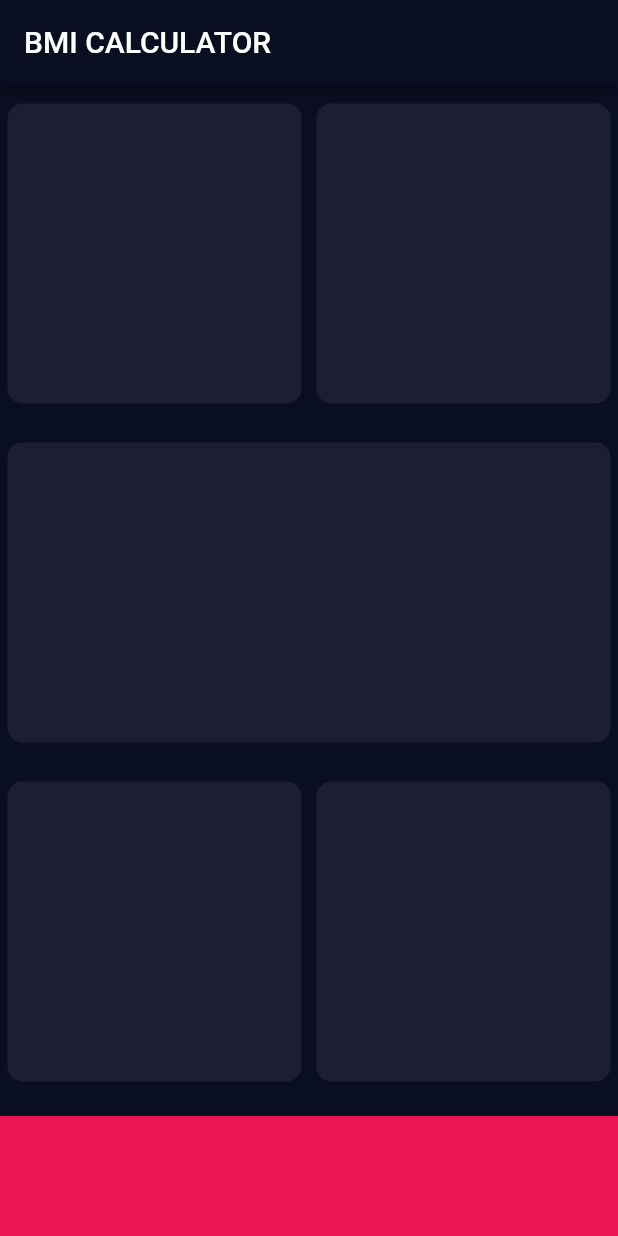
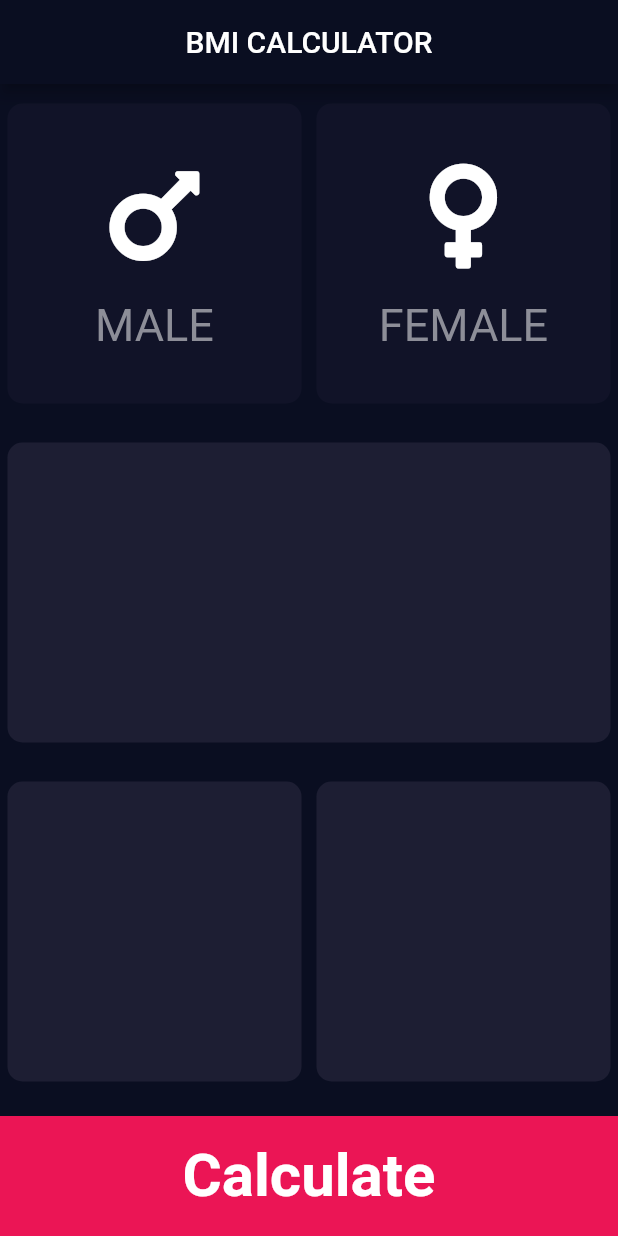
Before and after one commit to edilson14/bmi_calculator, a Flutter app: the screen it shows after launch, on a phone screen of 412 x 824 dp. Run offline on Flutter 3.47's test engine with Material 2 defaults, Android fonts, the phone set to English and light mode, and no system bars; our stand-ins replace font_awesome_flutter.

Commit message:
adding gesture to card

```diff
--- a/lib/components/card.dart
+++ b/lib/components/card.dart
@@ -2,10 +2,15 @@ import 'package:flutter/material.dart';
 
 class ReusableCard extends StatelessWidget {
   final Color backgroundColor;
-  ReusableCard({@required this.backgroundColor});
+  final Widget cardChild;
+  final Function onTapCallBack;
+  ReusableCard(
+      {@required this.backgroundColor, this.cardChild, this.onTapCallBack});
   @override
   Widget build(BuildContext context) {
-    return Container(
+    return GestureDetector(
+      onTap: onTapCallBack,
+      child: Container(
         height: 200,
         width: 170,
         margin: EdgeInsets.all(5.0),
@@ -13,6 +18,8 @@ class ReusableCard extends StatelessWidget {
           borderRadius: BorderRadius.circular(10.0),
           color: backgroundColor,
         ),
+        child: cardChild,
+      ),
     );
   }
 }
--- /dev/null
+++ b/lib/components/icon_content.dart
@@ -0,0 +1,30 @@
+import 'package:flutter/material.dart';
+
+class IconContent extends StatelessWidget {
+  final IconData cardIcon;
+  final String contentText;
+  IconContent({@required this.cardIcon, @required this.contentText});
+
+  @override
+  Widget build(BuildContext context) {
+    return Column(
+      mainAxisAlignment: MainAxisAlignment.center,
+      children: <Widget>[
+        Icon(
+          cardIcon,
+          size: 80.0,
+        ),
+        SizedBox(
+          height: 15.0,
+        ),
+        Text(
+          contentText,
+          style: TextStyle(
+            fontSize: 30.0,
+            color: Color(0XFF8D8E98),
+          ),
+        )
+      ],
+    );
+  }
+}
--- a/lib/environments/constants.dart
+++ b/lib/environments/constants.dart
@@ -1,5 +1,6 @@
 import 'package:flutter/material.dart';
 
-class Constant {
+class Constants {
   static const Color activeCardColor = Color(0XFF1D1E33);
+  static const Color inactiveCardColor = Color(0XFF111328);
 }
--- a/lib/pages/home.dart
+++ b/lib/pages/home.dart
@@ -1,6 +1,10 @@
 import 'package:flutter/material.dart';
+import 'package:flutter/painting.dart';
+import 'package:font_awesome_flutter/font_awesome_flutter.dart';
 
+///Components
 import '../components/card.dart';
+import '../components/icon_content.dart';
 
 /// Environments and Constants
 import '../environments/constants.dart';
@@ -11,11 +15,33 @@ class InputPage extends StatefulWidget {
 }
 
 class _InputPageState extends State<InputPage> {
+  Color femaleCardColour = Constants.inactiveCardColor;
+  Color maleCardColour = Constants.inactiveCardColor;
+
+  void changeCardColor(int cardPressed) {
+    if (cardPressed == 1) {
+      if (maleCardColour == Constants.inactiveCardColor) {
+        maleCardColour = Constants.activeCardColor;
+        femaleCardColour = Constants.inactiveCardColor;
+      } else {
+        maleCardColour = Constants.inactiveCardColor;
+      }
+    } else {
+      if (femaleCardColour == Constants.inactiveCardColor) {
+        femaleCardColour = Constants.activeCardColor;
+        maleCardColour = Constants.inactiveCardColor;
+      } else {
+        femaleCardColour = Constants.inactiveCardColor;
+      }
+    }
+  }
+
   @override
   Widget build(BuildContext context) {
     return Scaffold(
       appBar: AppBar(
         title: Text('BMI CALCULATOR'),
+        centerTitle: true,
       ),
       body: Column(
         children: <Widget>[
@@ -24,12 +50,30 @@ class _InputPageState extends State<InputPage> {
               children: <Widget>[
                 Expanded(
                   child: ReusableCard(
-                    backgroundColor: Constant.activeCardColor,
+                    backgroundColor: maleCardColour,
+                    cardChild: IconContent(
+                      contentText: 'MALE',
+                      cardIcon: FontAwesomeIcons.mars,
+                    ),
+                    onTapCallBack: () {
+                      setState(() {
+                        changeCardColor(1);
+                      });
+                    },
                   ),
                 ),
                 Expanded(
                   child: ReusableCard(
-                    backgroundColor: Constant.activeCardColor,
+                    backgroundColor: femaleCardColour,
+                    cardChild: IconContent(
+                      contentText: 'FEMALE',
+                      cardIcon: FontAwesomeIcons.venus,
+                    ),
+                    onTapCallBack: () {
+                      setState(() {
+                        changeCardColor(2);
+                      });
+                    },
                   ),
                 ),
               ],
@@ -40,7 +84,7 @@ class _InputPageState extends State<InputPage> {
               children: <Widget>[
                 Expanded(
                   child: ReusableCard(
-                    backgroundColor: Constant.activeCardColor,
+                    backgroundColor: Constants.activeCardColor,
                   ),
                 ),
               ],
@@ -51,12 +95,12 @@ class _InputPageState extends State<InputPage> {
               children: <Widget>[
                 Expanded(
                   child: ReusableCard(
-                    backgroundColor: Constant.activeCardColor,
+                    backgroundColor: Constants.activeCardColor,
                   ),
                 ),
                 Expanded(
                   child: ReusableCard(
-                    backgroundColor: Constant.activeCardColor,
+                    backgroundColor: Constants.activeCardColor,
                   ),
                 ),
               ],
@@ -67,6 +111,19 @@ class _InputPageState extends State<InputPage> {
             height: 80.0,
             width: double.infinity,
             margin: EdgeInsets.only(top: 10),
+            child: Center(
+              child: FlatButton(
+                onPressed: null,
+                child: Text(
+                  'Calculate',
+                  style: TextStyle(
+                    fontWeight: FontWeight.bold,
+                    color: Colors.white,
+                    fontSize: 40.0,
+                  ),
+                ),
+              ),
+            ),
           )
         ],
       ),
--- a/pubspec.yaml
+++ b/pubspec.yaml
@@ -10,6 +10,7 @@ dependencies:
   flutter:
     sdk: flutter
   cupertino_icons: ^0.1.2
+  font_awesome_flutter: ^8.4.0
 
 dev_dependencies:
   flutter_test:
@@ -19,6 +20,7 @@ dev_dependencies:
 # The following section is specific to Flutter.
 flutter:
   uses-material-design: true
+
 
   # assets:
   #  - images/a_dot_burr.jpeg
```
Also changed, not shown: lib/components/controlers.dart (added, +47 -0 lines), pubspec.lock. Lines whose indentation alone changed are shown as unchanged.
